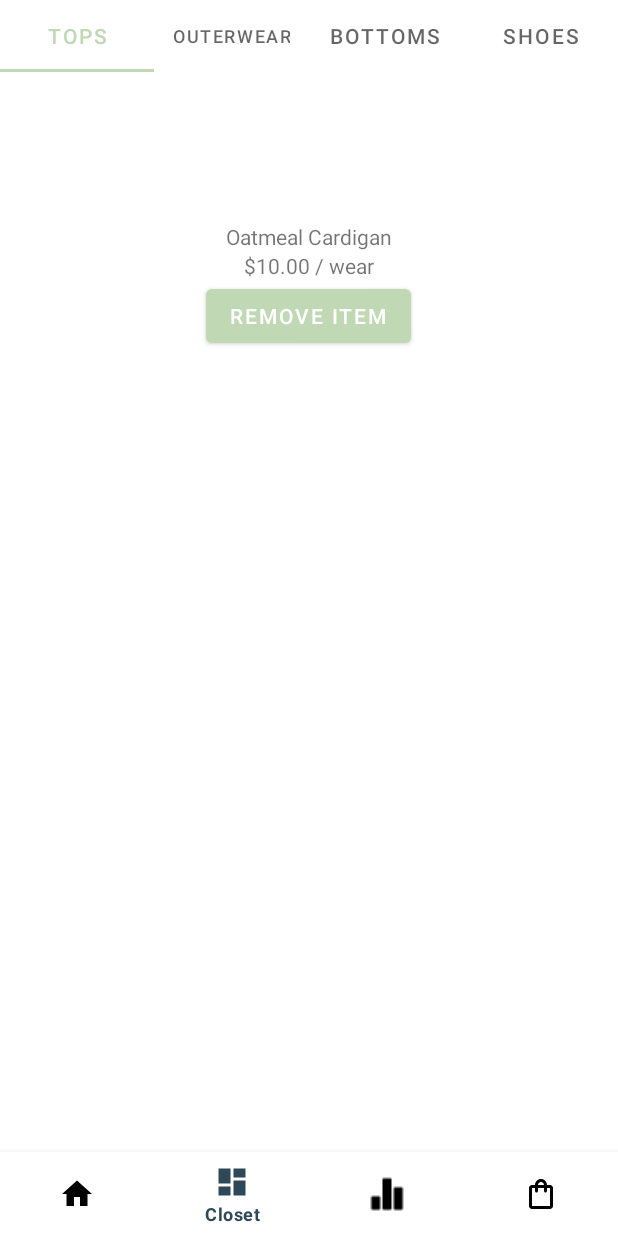
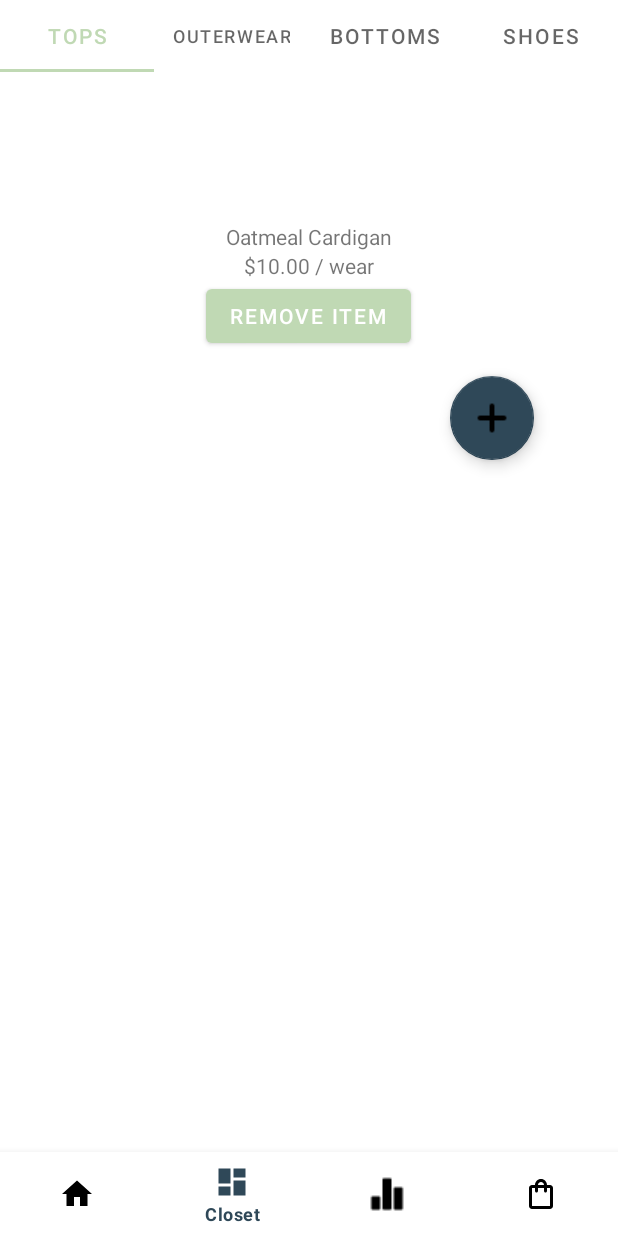
Before and after one commit to praneershrest/Capsule, an Android app: the ClosetFragment screen opened through its navigation route, on a phone screen of 412 x 824 dp. Run offline under Robolectric (Android 15) with nearby library versions, the phone set to English and light mode, and no system bars; our stand-ins replace Room's generated code, navigation-ui.

Commit message:
Add plus btn icon in corner to ready for fragment transitions

```diff
--- a/app/src/main/java/com/example/capsule/ui/closet/ClosetFragment.kt
+++ b/app/src/main/java/com/example/capsule/ui/closet/ClosetFragment.kt
@@ -11,6 +11,7 @@ import android.view.View
 import android.view.ViewGroup
 import android.view.ViewStub
 import android.widget.Button
+import android.widget.LinearLayout
 import android.widget.ListView
 import android.widget.RelativeLayout
 import android.widget.TextView
@@ -35,11 +36,11 @@ import com.example.capsule.model.Clothing
 import com.example.capsule.ui.itemDetails.ItemDetailsFragment
 import com.example.capsule.ui.stats.ItemWearFrequency
 import com.google.android.material.tabs.TabLayout
-import kotlinx.coroutines.selects.select
 import java.io.File
 import java.io.FileOutputStream
 import java.io.IOException
 import java.lang.Math.abs
+
 
 // TODO - Improve styling of the fragment
 class ClosetFragment : Fragment() {
@@ -69,6 +70,8 @@ class ClosetFragment : Fragment() {
     private lateinit var clothesTitle: TextView
     private lateinit var costPerWear: TextView
     private lateinit var categoryList: List<String>
+
+    private lateinit var itemWearFreq: List<ItemWearFrequency>
 
     // This property is only valid between onCreateView and
     // onDestroyView.
@@ -102,37 +105,34 @@ class ClosetFragment : Fragment() {
         closetViewModel.topsFrequenciesLiveData.observe(requireActivity()) {
             if (categoryList[selectedTab] == "Tops"){
                 allFrequencies = it
-                //loadData(0)
-                // instantiateHorizontalScrollView()
+                loadData(0)
+                 instantiateHorizontalScrollView()
             }
         }
 
         closetViewModel.bottomsFrequenciesLiveData.observe(requireActivity()) {
             if (categoryList[selectedTab] == "Bottoms"){
                 allFrequencies = it
-                // loadData(0)
-                // instantiateHorizontalScrollView()
+                 loadData(0)
+                 instantiateHorizontalScrollView()
             }
         }
 
         closetViewModel.outerwearFrequenciesLiveData.observe(requireActivity()) {
             if (categoryList[selectedTab] == "Outerwear"){
                 allFrequencies = it
-                // loadData(0)
-                // instantiateHorizontalScrollView()
+                 loadData(0)
+                 instantiateHorizontalScrollView()
             }
         }
 
         closetViewModel.shoesFrequenciesLiveData.observe(requireActivity()) {
             if (categoryList[selectedTab] == "Shoes"){
                 allFrequencies = it
-                // loadData(0)
-                // instantiateHorizontalScrollView()
+                 loadData(0)
+                 instantiateHorizontalScrollView()
             }
         }
-
-        clothesTitle = root.findViewById(R.id.clothes_title)
-        costPerWear = root.findViewById(R.id.price_per_wear)
 
         tabLayout = root.findViewById(R.id.tab)
         for (category in categoryList) {
@@ -183,6 +183,12 @@ class ClosetFragment : Fragment() {
             var mainScreen = root.findViewById<RelativeLayout>(R.id.mainClosetScreen)
             mainScreen.visibility = View.INVISIBLE
             noInventoryView.visibility = View.VISIBLE
+            noInventoryView.alpha = 0.5f
+        }
+
+        val fab: View = root.findViewById(R.id.fabBtn)
+        fab.setOnClickListener { view ->
+            noInventoryView.visibility = View.VISIBLE
         }
 
         return root
@@ -222,17 +228,20 @@ class ClosetFragment : Fragment() {
 
         var takePhotoBtn: Button = view.findViewById(R.id.take_photo_btn)
         takePhotoBtn.setOnClickListener {
+            noInventoryView.visibility = View.INVISIBLE
             onTakePhoto()
         }
 
         var uploadPhotoBtn: Button = view.findViewById(R.id.upload_photo_btn)
         uploadPhotoBtn.setOnClickListener {
+            noInventoryView.visibility = View.INVISIBLE
             onUploadPhoto()
         }
     }
 
     private fun loadData(idx: Int){
-        println("idx here $idx")
+        clothesTitle = root.findViewById(R.id.clothes_title)
+        costPerWear = root.findViewById(R.id.price_per_wear)
         clothingDescriptionItems.clear()
         if (allFrequencies.isNotEmpty()) {
             var itemWearFreq = allFrequencies[idx]
@@ -285,7 +294,6 @@ class ClosetFragment : Fragment() {
         viewPager2.registerOnPageChangeCallback(object : ViewPager2.OnPageChangeCallback() {
             override fun onPageSelected(position: Int) {
                 super.onPageSelected(position)
-                println("position $position")
                 loadData(position)
             }
         })
--- a/app/src/main/res/layout/fragment_closet.xml
+++ b/app/src/main/res/layout/fragment_closet.xml
@@ -10,6 +10,7 @@
         android:id="@+id/mainClosetScreen"
         android:layout_width="match_parent"
         android:layout_height="match_parent">
+
         <com.google.android.material.tabs.TabLayout
             android:layout_width="match_parent"
             android:layout_height="wrap_content"
@@ -51,10 +52,20 @@
                 android:layout_width="wrap_content"
                 android:layout_height="wrap_content"
                 android:text="Remove Item"/>
+            <com.google.android.material.floatingactionbutton.FloatingActionButton
+                android:id="@+id/fabBtn"
+                android:layout_width="wrap_content"
+                android:layout_height="wrap_content"
+                android:layout_gravity="end|bottom"
+                android:src="@drawable/icon_plus"
+                android:contentDescription="@string/closet_fragment_key"
+                android:layout_margin="16dp"
+                />
         </LinearLayout>
+
     </RelativeLayout>
     <ViewStub
-        android:id = "@+id/noInventoryScreen"
+        android:id="@+id/noInventoryScreen"
         android:layout_width="match_parent"
         android:layout_height="match_parent"
         android:inflatedId="@+id/inflatedview"
--- a/app/src/main/res/layout/fragment_no_inventory_screen.xml
+++ b/app/src/main/res/layout/fragment_no_inventory_screen.xml
@@ -10,6 +10,7 @@
         android:layout_height="wrap_content"
         android:layout_marginTop="20dp"
         android:orientation="vertical"
+        android:id="@+id/background_color"
         android:background="@drawable/add_to_closet_background"
         android:layout_marginBottom="100dp"
         android:padding="20dp">
--- a/app/src/main/res/layout/slide_item_container.xml
+++ b/app/src/main/res/layout/slide_item_container.xml
@@ -7,7 +7,7 @@
     >
     <ImageView
         android:id="@+id/imageContainer"
-        android:layout_width="50dp"
-        android:layout_height="50dp"/>
+        android:layout_width="150dp"
+        android:layout_height="150dp"/>
 
 </LinearLayout>
```
Also changed, not shown: app/src/main/res/drawable-v24/icon_plus.png (added).
